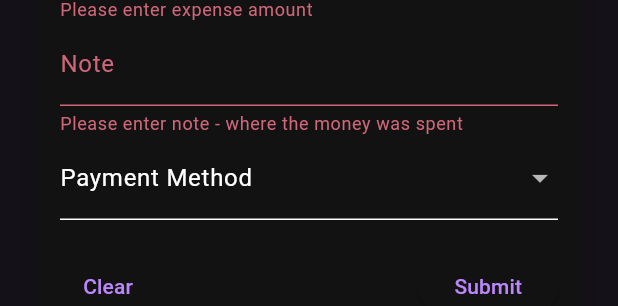
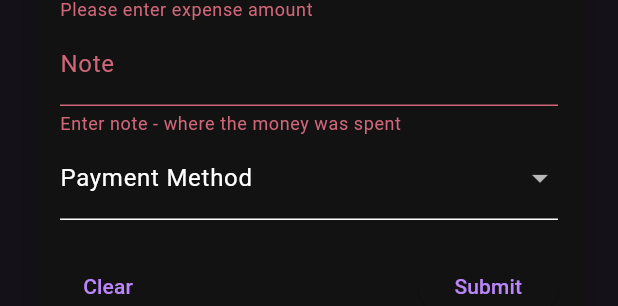
Before and after one commit to puneet2715/expense_elegance, a Flutter app: the ExpensePage widget shown alone on an empty page, opened directly, after a tap on "Clear", after a tap on "Submit", on a phone screen of 412 x 824 dp. Shown: the part 203-509 px from the top of the screen. Run offline on Flutter 3.47's test engine with Material 3 defaults, Android fonts, the light colour scheme and no system bars.

Commit message:
fix: selecting payment method after complete form was filled used to result in error

```diff
--- a/lib/pages/expense_page.dart
+++ b/lib/pages/expense_page.dart
@@ -32,14 +32,15 @@ class _ExpensePageState extends State<ExpensePage> {
               padding: const EdgeInsets.all(16.0),
               child: Form(
                 key: _formKey,
-                autovalidateMode: AutovalidateMode.onUserInteraction,
+                // autovalidateMode: AutovalidateMode.onUserInteraction,
                 child: Column(
                   mainAxisSize: MainAxisSize.min,
                   crossAxisAlignment: CrossAxisAlignment.stretch,
                   children: <Widget>[
                     _buildHeader(),
                     TextFormField(
-                      decoration: InputDecoration(
+                      autovalidateMode: AutovalidateMode.onUserInteraction,
+                      decoration: const InputDecoration(
                         labelText: 'Expense Amount',
                         prefixText:
                             '\u20B9', // Unicode character for rupee symbol
@@ -60,12 +61,13 @@ class _ExpensePageState extends State<ExpensePage> {
                       },
                     ),
                     TextFormField(
-                      decoration: InputDecoration(
+                      autovalidateMode: AutovalidateMode.onUserInteraction,
+                      decoration: const InputDecoration(
                         labelText: 'Note',
                       ),
                       validator: (value) {
                         if (value!.isEmpty) {
-                          return 'Please enter note - where the money was spent';
+                          return 'Enter note - where the money was spent';
                         }
                         return null;
                       },
@@ -74,8 +76,9 @@ class _ExpensePageState extends State<ExpensePage> {
                       },
                     ),
                     DropdownButtonFormField<String>(
+                      autovalidateMode: AutovalidateMode.onUserInteraction,
                       value: _paymentMethod,
-                      decoration: InputDecoration(
+                      decoration: const InputDecoration(
                         labelText: 'Payment Method',
                       ),
                       items: <String>[
@@ -92,6 +95,7 @@ class _ExpensePageState extends State<ExpensePage> {
                       onChanged: (newValue) {
                         setState(() {
                           _paymentMethod = newValue;
+                          _selectedCard = null;
                         });
                       },
                     ),
@@ -106,13 +110,7 @@ class _ExpensePageState extends State<ExpensePage> {
                       children: [
                         TextButton(
                           onPressed: () {
-                            _formKey.currentState?.reset();
-                            setState(() {
-                              _expenseAmount = '';
-                              _note = '';
-                              _selectedCard = null;
-                              _paymentMethod = null;
-                            });
+                            _clearForm();
                           },
                           child: const Text('Clear'),
                         ),
@@ -120,9 +118,6 @@ class _ExpensePageState extends State<ExpensePage> {
                           onPressed: () {
                             // Close the keyboard
                             FocusScope.of(context).unfocus();
-                            print(
-                                "===================${_formKey.currentState}");
-                            print(_formKey.currentState!.validate());
                             _submitExpense();
                           },
                           child: const Text('Submit'),
@@ -140,7 +135,7 @@ class _ExpensePageState extends State<ExpensePage> {
   }
 
   Widget _buildHeader() {
-    return Text(
+    return const Text(
       'Expense',
       style: TextStyle(
         // color: Colors.black,
@@ -153,12 +148,14 @@ class _ExpensePageState extends State<ExpensePage> {
   Widget _buildCreditCardDropdown() {
     return DropdownButtonFormField<String>(
       value: _selectedCard,
-      decoration: InputDecoration(
+      decoration: const InputDecoration(
         labelText: 'Select Credit Card',
       ),
       items: <String>[
         'SBI Cashback',
         'HDFC Millennia',
+        'HDFC Rupay UPI',
+        'Axis Airtel MasterCard'
       ].map((String value) {
         return DropdownMenuItem<String>(
           value: value,
@@ -176,14 +173,10 @@ class _ExpensePageState extends State<ExpensePage> {
   Widget _buildDebitCardDropdown() {
     return DropdownButtonFormField<String>(
       value: _selectedCard,
-      decoration: InputDecoration(
+      decoration: const InputDecoration(
         labelText: 'Select Debit Card',
       ),
-      items: <String>[
-        'HDFC',
-        'FI',
-        'PNB',
-      ].map((String value) {
+      items: <String>['HDFC TimesPoints', 'FI Federal'].map((String value) {
         return DropdownMenuItem<String>(
           value: value,
           child: Text(value),
@@ -237,6 +230,16 @@ class _ExpensePageState extends State<ExpensePage> {
     }
   }
 
+  void _clearForm() {
+    _formKey.currentState?.reset();
+    setState(() {
+      _expenseAmount = null;
+      _note = null;
+      _selectedCard = null;
+      _paymentMethod = null;
+    });
+  }
+
   void _submitExpense() {
     // Trigger form validation
     if (_formKey.currentState!.validate()) {
@@ -274,10 +277,6 @@ class _ExpensePageState extends State<ExpensePage> {
       }
 
       // All validation passed, submit expense
-      print('Expense Amount: $_expenseAmount');
-      print('Note: $_note');
-      print('Payment Method: $_paymentMethod');
-      print('Selected Card: $_selectedCard');
 
       // Show a success snackbar
       ScaffoldMessenger.of(context).showSnackBar(
@@ -288,18 +287,12 @@ class _ExpensePageState extends State<ExpensePage> {
       );
 
       // Reset the form after successful submission
-      _formKey.currentState?.reset();
-      setState(() {
-        _expenseAmount = ' ';
-        _note = ' ';
-        _selectedCard = null;
-        _paymentMethod = null;
-      });
+      _clearForm();
     } else {
       // If validation fails, show an error snackbar
       ScaffoldMessenger.of(context).showSnackBar(
         SnackBar(
-          content: Text('Please correct the errors in the form'),
+          content: const Text('Please correct the errors in the form'),
           backgroundColor: Colors.pink[300],
         ),
       );
```
Also changed, not shown: lib/pages/admin_panel_panel.dart (+9 -9 lines).
